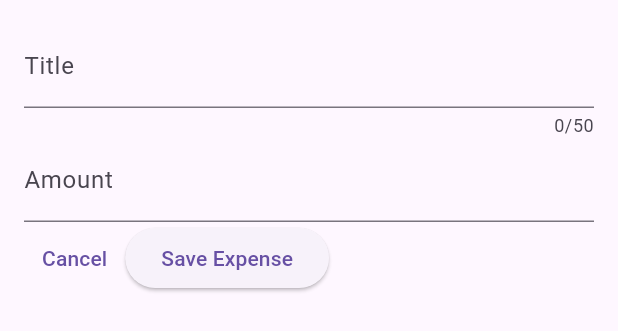
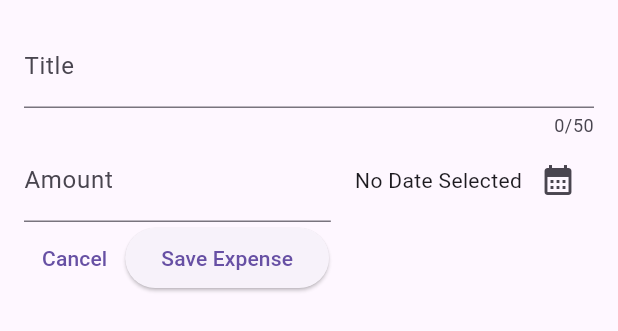
Before and after one commit to jsmile/expense_tracker, a Flutter app: the NewExpense widget shown alone on an empty page, opened directly, on a phone screen of 412 x 824 dp. Shown: the top 331 px of the screen. Run offline on Flutter 3.47's test engine with Material 3 defaults, Android fonts, the phone set to English and light mode, and no system bars; missing offline and left inert: ansicolor.

Commit message:
showDatePicker()

```diff
--- a/lib/src/expenses/new_expense.dart
+++ b/lib/src/expenses/new_expense.dart
@@ -1,6 +1,7 @@
 import 'package:flutter/material.dart';
 
 import '../utils/ansi_colors_debug.dart';
+import './model/expense.dart';
 
 class NewExpense extends StatefulWidget {
   const NewExpense({super.key});
@@ -12,12 +13,38 @@ class NewExpense extends StatefulWidget {
 class _NewExpenseState extends State<NewExpense> {
   final _titleController = TextEditingController();
   final _ammountController = TextEditingController();
+  DateTime? _selectedDate;
 
   @override
   void dispose() {
     _titleController.dispose();
     _ammountController.dispose();
     super.dispose();
+  }
+
+  void _presentDatePicker() async {
+    final now = DateTime.now();
+    // 1년전 --> firstDate 와 lastDate( now ) 간의 간격을 1년으로 설정하기 위함.
+    final firstDate = DateTime(now.year - 1, now.month, now.day);
+
+    final pickedDate = await showDatePicker(
+      context: context,
+      initialDate: now,
+      firstDate: firstDate,
+      lastDate: now,
+    );
+
+    // showDatePicker(
+    //   context: context,
+    //   initialDate: now,
+    //   firstDate: firstDate,
+    //   lastDate: now,
+    // ).then((value) => ...);
+
+    // 선택된 날짜가 화면에 보이도록 함.
+    setState(() {
+      _selectedDate = pickedDate;
+    });
   }
 
   @override
@@ -34,7 +61,10 @@ class _NewExpenseState extends State<NewExpense> {
               label: Text('Title'),
             ),
           ),
-          TextField(
+          Row(
+            children: [
+              Expanded(
+                child: TextField(
                   controller: _ammountController,
                   keyboardType: TextInputType.number,
                   decoration: const InputDecoration(
@@ -43,10 +73,31 @@ class _NewExpenseState extends State<NewExpense> {
                     label: Text('Amount'),
                   ),
                 ),
+              ),
+              const SizedBox(
+                width: 16.0,
+              ),
+              Row(
+                mainAxisAlignment: MainAxisAlignment.end,
+                crossAxisAlignment: CrossAxisAlignment.center,
+                children: [
+                  Text(_selectedDate == null
+                      ? 'No Date Selected'
+                      : dateFormat.format(_selectedDate!)),
+                  IconButton(
+                    onPressed: _presentDatePicker,
+                    icon: const Icon(Icons.calendar_month),
+                  ),
+                ],
+              )
+            ],
+          ),
           Row(
             children: [
               TextButton(
-                onPressed: () {},
+                onPressed: () {
+                  Navigator.pop(context); // context 를 제거함.
+                },
                 child: const Text('Cancel'),
               ),
               ElevatedButton(
@@ -62,8 +113,6 @@ class _NewExpenseState extends State<NewExpense> {
     );
   }
 }
-
-
 
 // class _NewExpenseState extends State<NewExpense> {
 //   String _enteredTitle = '';
```
Lines whose indentation alone changed are shown as unchanged.
